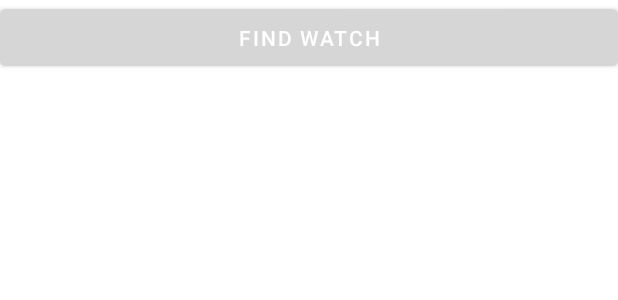
After one commit to htangsmart/WearKit-SDK-Android, an Android app: the layout activity_watch.xml on its own in the app's theme, with its tools: preview values and no code run, on a phone screen of 412 x 824 dp. The commit adds this screen. Shown: the top 300 px of the screen. Run offline under Robolectric (Android 15) with nearby library versions, the phone set to English and light mode, and no system bars.

Commit message:
feat: 添加查找手机和手表功能

```diff
--- a/sample/app/src/main/AndroidManifest.xml
+++ b/sample/app/src/main/AndroidManifest.xml
@@ -6,6 +6,8 @@
 
     <!--用于监听短信电话时候根据号码查询联系人名称-->
     <uses-permission android:name="android.permission.READ_CONTACTS"/>
+
+    <uses-permission android:name="android.permission.VIBRATE" />
 
     <application
         android:name=".MyApplication"
@@ -43,6 +45,8 @@
 
         <activity android:name=".ui.alarm.AlarmActivity" />
 
+        <activity android:name=".ui.find.FindWatchActivity" />
+
         <meta-data
             android:name="persimwear"
             android:value="a1c4qbha2eujv42rl5amgttqunpl4kng"/>
--- a/sample/app/src/main/res/layout/activity_config.xml
+++ b/sample/app/src/main/res/layout/activity_config.xml
@@ -67,6 +67,12 @@
                 android:layout_width="match_parent"
                 android:layout_height="wrap_content"
                 android:text="@string/ds_alarm" />
+
+            <Button
+                android:id="@+id/btn_find"
+                android:layout_width="match_parent"
+                android:layout_height="wrap_content"
+                android:text="@string/ds_find_watch" />
         </LinearLayout>
     </ScrollView>
 
--- /dev/null
+++ b/sample/app/src/main/res/layout/activity_watch.xml
@@ -0,0 +1,23 @@
+<?xml version="1.0" encoding="utf-8"?>
+<LinearLayout xmlns:android="http://schemas.android.com/apk/res/android"
+    xmlns:tools="http://schemas.android.com/tools"
+    android:layout_width="match_parent"
+    android:layout_height="match_parent"
+    android:orientation="vertical">
+
+    <Button
+        android:id="@+id/find_watch"
+        android:layout_width="match_parent"
+        android:layout_height="50dp"
+        android:text="@string/ds_find_watch" />
+
+
+    <Button
+        android:id="@+id/stop_find_watch"
+        android:layout_width="match_parent"
+        android:layout_height="50dp"
+        android:visibility="gone"
+        android:text="@string/ds_stop_watch" />
+
+
+</LinearLayout>
--- a/sample/app/src/main/res/values/strings.xml
+++ b/sample/app/src/main/res/values/strings.xml
@@ -693,4 +693,8 @@
     <string name="remind_repeat_06">日</string>
     <string name="alarm_week">Reminder date cannot be empty, multiple dates can be selected</string>
 
+    <!--find watch phone-->
+    <string name="ds_find_watch">find watch</string>
+    <string name="ds_stop_watch">stop find watch</string>
+
 </resources>
```
Also changed, not shown: sample/app/src/main/java/com/topstep/wearkit/sample/ui/config/DeviceConfigActivity.kt (+15 -9 lines), sample/app/src/main/java/com/topstep/wearkit/sample/ui/find/FindWatchActivity.kt (added, +91 -0 lines), sample/app/src/main/java/com/topstep/wearkit/sample/utils/VibratorUtil.java (added, +66 -0 lines), 1 other file.
